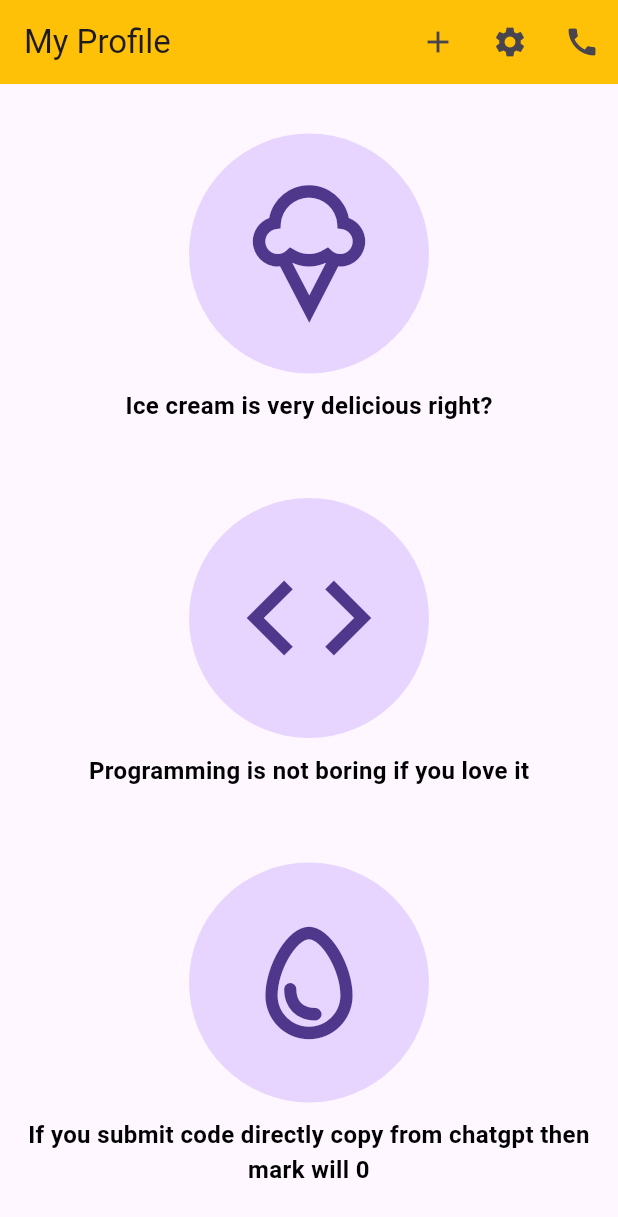
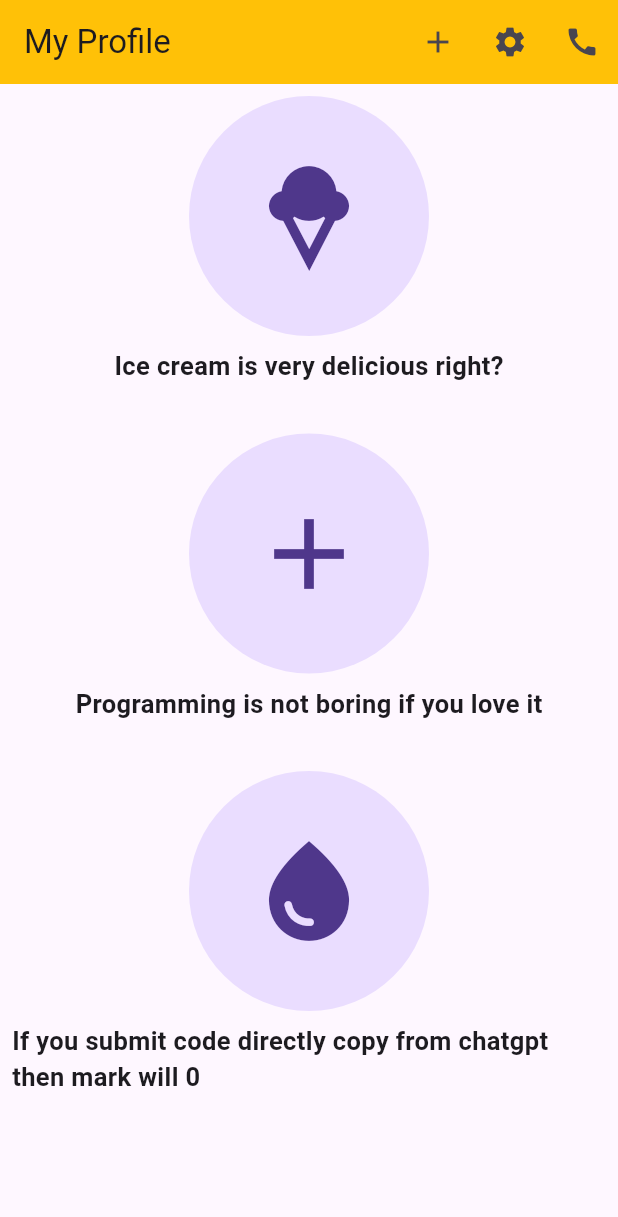
Before and after one commit to MehrabHussain47/Exam_02, a Flutter app: the screen it shows after launch, on a phone screen of 412 x 824 dp. Shown: the top 1217 px of the screen. Run offline on Flutter 3.47's test engine with Material 3 defaults, Android fonts, the phone set to English and light mode, and no system bars.

Commit message:
Finally Commit

```diff
--- a/lib/main.dart
+++ b/lib/main.dart
@@ -1,5 +1,124 @@
 import 'package:flutter/cupertino.dart';
 import 'package:flutter/material.dart';
+
+// void main() {
+//   runApp(const MyApp());
+// }
+//
+// class MyApp extends StatelessWidget {
+//   const MyApp({super.key});
+//
+//   @override
+//   Widget build(BuildContext context) {
+//     return const MaterialApp(
+//       home: HomeScreen(),
+//       color: Color.fromRGBO(255, 193, 7, 1),
+//       title: 'Assignment 2',
+//       debugShowCheckedModeBanner: false,
+//       themeMode: ThemeMode.light,
+//     );
+//   }
+// }
+//
+// class HomeScreen extends StatelessWidget {
+//   const HomeScreen({super.key});
+//
+//   @override
+//   Widget build(BuildContext context) {
+//     return Scaffold(
+//       appBar: AppBar(
+//         backgroundColor: const Color.fromRGBO(255, 193, 7, 1),
+//         title: Text('My Profile', style: TextStyle(fontWeight: FontWeight.normal),),
+//         actions: [
+//           IconButton(onPressed: () {}, icon: const Icon(Icons.add)),
+//           IconButton(onPressed: () {}, icon: const Icon(Icons.settings)),
+//           IconButton(onPressed: () {}, icon: const Icon(Icons.call)),
+//         ],
+//       ),
+//       body: Center(
+//         child: Padding(
+//           padding: const EdgeInsets.all(8.0),
+//           child: Column(
+//             mainAxisAlignment: MainAxisAlignment.spaceAround,
+//             crossAxisAlignment: CrossAxisAlignment.center,
+//             children: [
+//               Column(
+//                 children: [
+//                   CircleAvatar(
+//                     backgroundColor:
+//                     Colors.deepPurpleAccent.shade100.withOpacity(0.3),
+//                     radius: 80,
+//                     child: const Icon(
+//                       Icons.icecream_outlined,
+//                       size: 100,
+//                     ),
+//                   ),
+//                   const SizedBox(
+//                     height: 10,
+//                   ),
+//                   const Text(
+//                     'Ice cream is very delicious right?',
+//                     style: TextStyle(
+//                         color: Colors.black,
+//                         fontWeight: FontWeight.bold,
+//                         fontSize: 16),
+//                   ),
+//                 ],
+//               ),
+//               Column(
+//                 children: [
+//                   CircleAvatar(
+//                     backgroundColor:
+//                     Colors.deepPurpleAccent.shade100.withOpacity(0.3),
+//                     radius: 80,
+//                     child: const Icon(
+//                       Icons.code,
+//                       size: 100,
+//                     ),
+//                   ),
+//                   const SizedBox(
+//                     height: 10,
+//                   ),
+//                   const Text(
+//                     'Programming is not boring if you love it',
+//                     style: TextStyle(
+//                         color: Colors.black,
+//                         fontWeight: FontWeight.bold,
+//                         fontSize: 16),
+//                   ),
+//                 ],
+//               ),
+//               Column(
+//                 children: [
+//                   CircleAvatar(
+//                     backgroundColor:
+//                     Colors.deepPurpleAccent.shade100.withOpacity(0.3),
+//                     radius: 80,
+//                     child: const Icon(
+//                       Icons.egg_outlined,
+//                       size: 100,
+//                     ),
+//                   ),
+//                   const SizedBox(
+//                     height: 10,
+//                   ),
+//                   Text(
+//                     textAlign: TextAlign.center,
+//                     'If you submit code directly copy from chatgpt then mark will 0',
+//                     style: TextStyle(
+//                         color: Colors.black,
+//                         fontWeight: FontWeight.bold,
+//                         fontSize: 16),
+//                   ),
+//                 ],
+//               ),
+//             ],
+//           ),
+//         ),
+//       ),
+//     );
+//   }
+// }
 
 void main() {
   runApp(const MyApp());
@@ -8,114 +127,85 @@ void main() {
 class MyApp extends StatelessWidget {
   const MyApp({super.key});
 
+  // This widget is the root of your application.
   @override
   Widget build(BuildContext context) {
-    return const MaterialApp(
-      home: HomeScreen(),
-      color: Color.fromRGBO(255, 193, 7, 1),
-      title: 'Assignment 2',
+    return MaterialApp(
       debugShowCheckedModeBanner: false,
-      themeMode: ThemeMode.light,
+      title: 'Flutter Demo',
+      home: const MyHomePage(),
     );
   }
 }
 
-class HomeScreen extends StatelessWidget {
-  const HomeScreen({super.key});
+class MyHomePage extends StatelessWidget {
+  const MyHomePage({super.key});
 
   @override
   Widget build(BuildContext context) {
     return Scaffold(
       appBar: AppBar(
-        backgroundColor: const Color.fromRGBO(255, 193, 7, 1),
-        title: Text('My Profile', style: TextStyle(fontWeight: FontWeight.normal),),
+        backgroundColor: Colors.amber,
+        title: Text('My Profile'),
         actions: [
-          IconButton(onPressed: () {}, icon: const Icon(Icons.add)),
-          IconButton(onPressed: () {}, icon: const Icon(Icons.settings)),
-          IconButton(onPressed: () {}, icon: const Icon(Icons.call)),
+          IconButton(onPressed: (){}, icon:Icon(Icons.add)),
+          IconButton(onPressed: (){}, icon:Icon(Icons.settings)),
+          IconButton(onPressed: (){}, icon:Icon(Icons.call)),
         ],
       ),
       body: Center(
-        child: Padding(
-          padding: const EdgeInsets.all(8.0),
         child: Column(
-            mainAxisAlignment: MainAxisAlignment.spaceAround,
-            crossAxisAlignment: CrossAxisAlignment.center,
           children: [
             Column(
               children: [
-                  CircleAvatar(
-                    backgroundColor:
-                    Colors.deepPurpleAccent.shade100.withOpacity(0.3),
+                Padding(
+                  padding: const EdgeInsets.all(8.0),
+                  child: CircleAvatar(
                     radius: 80,
-                    child: const Icon(
-                      Icons.icecream_outlined,
-                      size: 100,
+                    child: Icon(Icons.icecream,size: 80),
                   ),
                 ),
-                  const SizedBox(
-                    height: 10,
-                  ),
-                  const Text(
-                    'Ice cream is very delicious right?',
-                    style: TextStyle(
-                        color: Colors.black,
-                        fontWeight: FontWeight.bold,
-                        fontSize: 16),
+                Text('Ice cream is very delicious right?',
+                  style: TextStyle(fontSize:17,fontWeight: FontWeight.bold ),
                 ),
               ],
             ),
+            SizedBox(height: 25,),
             Column(
               children: [
-                  CircleAvatar(
-                    backgroundColor:
-                    Colors.deepPurpleAccent.shade100.withOpacity(0.3),
+                Padding(
+                  padding: const EdgeInsets.all(8.0),
+                  child: CircleAvatar(
                     radius: 80,
-                    child: const Icon(
-                      Icons.code,
-                      size: 100,
+                    child: Icon(Icons.add,size: 80),
                   ),
                 ),
-                  const SizedBox(
-                    height: 10,
-                  ),
-                  const Text(
-                    'Programming is not boring if you love it',
-                    style: TextStyle(
-                        color: Colors.black,
-                        fontWeight: FontWeight.bold,
-                        fontSize: 16),
+                Text('Programming is not boring if you love it',
+                  style: TextStyle(fontSize:17,fontWeight: FontWeight.bold ),
                 ),
               ],
             ),
+            SizedBox(height: 25,),
             Column(
               children: [
-                  CircleAvatar(
-                    backgroundColor:
-                    Colors.deepPurpleAccent.shade100.withOpacity(0.3),
+                Padding(
+                  padding: const EdgeInsets.all(8.0),
+                  child: CircleAvatar(
                     radius: 80,
-                    child: const Icon(
-                      Icons.egg_outlined,
-                      size: 100,
+                    child: Icon(Icons.water_drop,size: 80),
                   ),
                 ),
-                  const SizedBox(
-                    height: 10,
+                Padding(
+                  padding: const EdgeInsets.only(left: 8.0,right: 8.0),
+                  child: Text('If you submit code directly copy from chatgpt then mark will 0',
+                    style: TextStyle(fontSize: 17,fontWeight: FontWeight.bold),
                   ),
-                  Text(
-                    textAlign: TextAlign.center,
-                    'If you submit code directly copy from chatgpt then mark will 0',
-                    style: TextStyle(
-                        color: Colors.black,
-                        fontWeight: FontWeight.bold,
-                        fontSize: 16),
                 ),
               ],
             ),
           ],
         ),
       ),
-      ),
     );
   }
 }
```
Also changed, not shown: 1 other file. Lines whose indentation alone changed are shown as unchanged.
